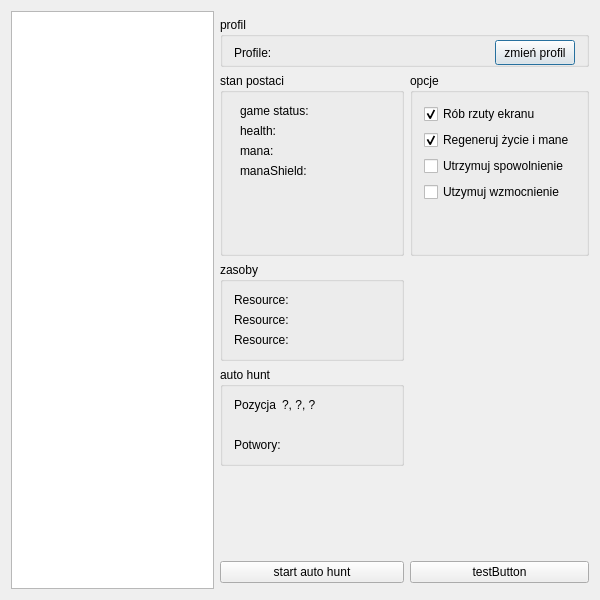
Before: the Qt Designer form sources/MainMenu.ui in Groundy/CrackerJack, drawn with Qt 5.
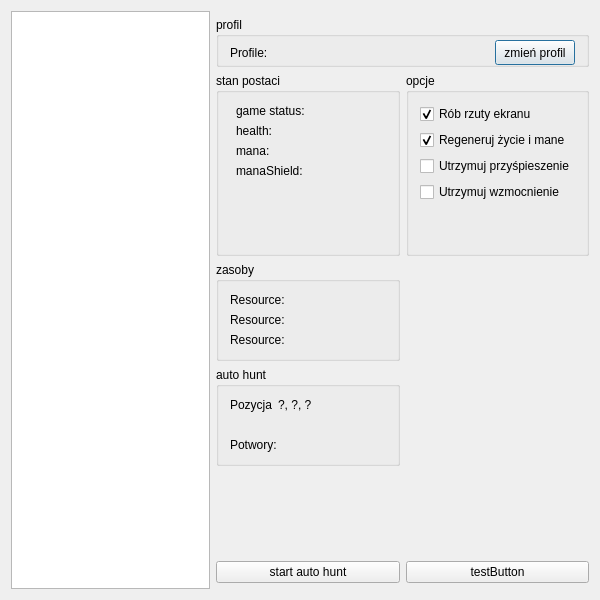
After: the same form once the commit is applied.

The edit to the form file:
```diff
--- a/sources/MainMenu.ui
+++ b/sources/MainMenu.ui
@@ -270,14 +270,14 @@
       <item>
        <widget class="QCheckBox" name="keepHastedCheckBox">
         <property name="text">
-         <string>Utrzymuj spowolnienie</string>
+         <string>Utrzymuj przyśpieszenie</string>
         </property>
        </widget>
       </item>
       <item>
        <widget class="QCheckBox" name="keepUpgradedCheckBox">
         <property name="text">
-         <string>Utzymuj wzmocnienie</string>
+         <string>Utrzymuj wzmocnienie</string>
         </property>
        </widget>
       </item>
```
